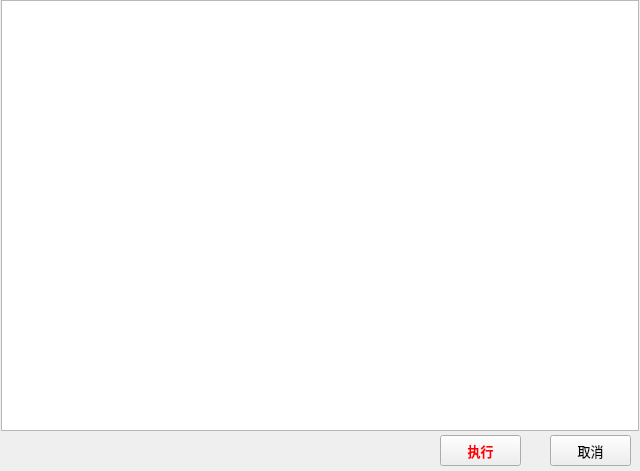
hrpzcf/RenameTool, file ui/PreviewUI.ui: the form before one commit.
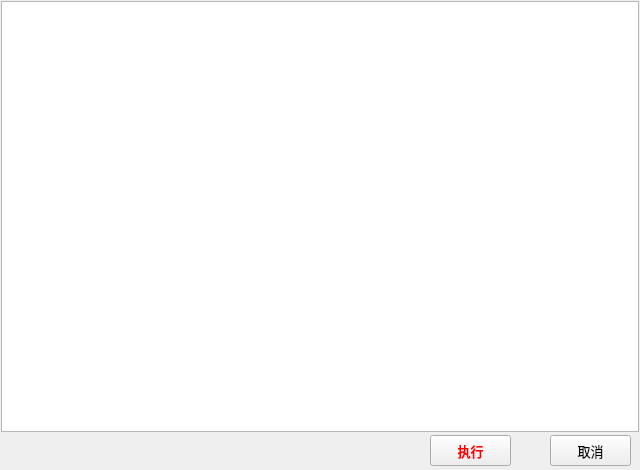
The form after the commit.

Diff of the .ui file:
```diff
--- a/ui/PreviewUI.ui
+++ b/ui/PreviewUI.ui
@@ -7,7 +7,7 @@
     <x>0</x>
     <y>0</y>
     <width>640</width>
-    <height>471</height>
+    <height>470</height>
    </rect>
   </property>
   <property name="contextMenuPolicy">
@@ -20,7 +20,7 @@
    <property name="geometry">
     <rect>
      <x>1</x>
-     <y>0</y>
+     <y>1</y>
      <width>638</width>
      <height>431</height>
     </rect>
@@ -38,7 +38,7 @@
   <widget class="QPushButton" name="pushButton">
    <property name="geometry">
     <rect>
-     <x>440</x>
+     <x>430</x>
      <y>435</y>
      <width>81</width>
      <height>31</height>
```
